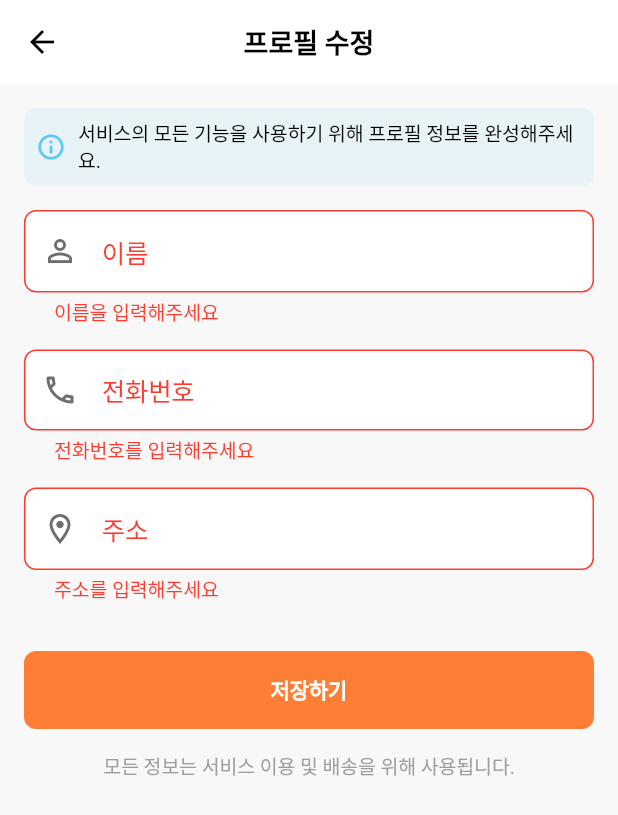
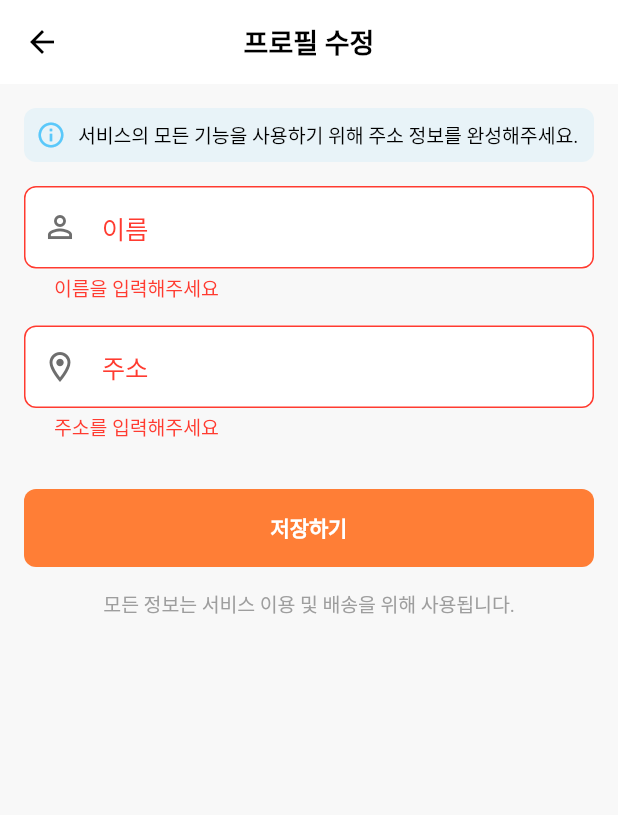
Before and after one commit to cherryberryyogurt/watchman-app-pjh, a Flutter app: the EditProfileScreen screen opened by its route, after a tap on "저장하기", on a phone screen of 412 x 824 dp. Shown: the top 815 px of the screen. Run offline on Flutter 3.47's test engine with Material 3 defaults, Android fonts, the phone set to English and light mode, and no system bars; our stand-ins replace cached_network_image, cloud_firestore, dots_indicator, equatable, firebase_auth, firebase_core and 8 more; missing offline and left inert: firebase_app_check; accounts and stored records are empty; generated files the repository leaves out were written again; Roboto replaces fonts that are missing (Pretendard); project files that could hold a hidden picture were left out.

Commit message:
프로필 편집에서 전화번호 수정 제거
- 전화번호는 읽기 전용으로만 표시
- 프로필 편집에서는 이름과 주소만 수정 가능
- 프로필 완성도는 주소 정보만으로 판단됨

```diff
--- a/lib/features/auth/screens/edit_profile_screen.dart
+++ b/lib/features/auth/screens/edit_profile_screen.dart
@@ -17,7 +17,6 @@ class EditProfileScreen extends ConsumerStatefulWidget {
 class _EditProfileScreenState extends ConsumerState<EditProfileScreen> {
   final _formKey = GlobalKey<FormState>();
   final _nameController = TextEditingController();
-  final _phoneController = TextEditingController();
   final _addressController = TextEditingController();
   String? _uid;
 
@@ -37,14 +36,12 @@ class _EditProfileScreenState extends ConsumerState<EditProfileScreen> {
       final user = state.user;
       if (user != null) {
         _nameController.text = user.name;
-        _phoneController.text = user.phoneNumber ?? '';
         _addressController.text = user.roadNameAddress ?? '';
         _uid = user.uid;
 
         // 프로필이 이미 완성되었는지 확인
         setState(() {
-          _isProfileComplete =
-              user.phoneNumber != null && user.roadNameAddress != null;
+          _isProfileComplete = user.roadNameAddress != null;
         });
       }
     });
@@ -53,7 +50,6 @@ class _EditProfileScreenState extends ConsumerState<EditProfileScreen> {
   @override
   void dispose() {
     _nameController.dispose();
-    _phoneController.dispose();
     _addressController.dispose();
     super.dispose();
   }
@@ -101,7 +97,7 @@ class _EditProfileScreenState extends ConsumerState<EditProfileScreen> {
                             const SizedBox(width: Dimensions.spacingSm),
                             Expanded(
                               child: Text(
-                                '서비스의 모든 기능을 사용하기 위해 프로필 정보를 완성해주세요.',
+                                '서비스의 모든 기능을 사용하기 위해 주소 정보를 완성해주세요.',
                                 style: TextStyles.bodySmall.copyWith(
                                   color: isDarkMode
                                       ? ColorPalette.textPrimaryDark
@@ -152,34 +148,6 @@ class _EditProfileScreenState extends ConsumerState<EditProfileScreen> {
                       validator: (value) {
                         if (value == null || value.isEmpty) {
                           return '이름을 입력해주세요';
-                        }
-                        return null;
-                      },
-                      enabled: !isLoading,
-                    ),
-                    const SizedBox(height: Dimensions.spacingMd),
-
-                    // 전화번호 필드
-                    TextFormField(
-                      controller: _phoneController,
-                      keyboardType: TextInputType.phone,
-                      decoration: InputDecoration(
-                        labelText: '전화번호',
-                        hintText: '010-0000-0000',
-                        prefixIcon: const Icon(Icons.phone_outlined),
-                        border: OutlineInputBorder(
-                          borderRadius:
-                              BorderRadius.circular(Dimensions.radiusSm),
-                        ),
-                      ),
-                      validator: (value) {
-                        if (value == null || value.isEmpty) {
-                          return '전화번호를 입력해주세요';
-                        }
-                        if (!RegExp(
-                                r'^01([0|1|6|7|8|9])-?([0-9]{3,4})-?([0-9]{4})$')
-                            .hasMatch(value)) {
-                          return '올바른 전화번호 형식이 아닙니다';
                         }
                         return null;
                       },
@@ -354,7 +322,6 @@ class _EditProfileScreenState extends ConsumerState<EditProfileScreen> {
       await ref.read(authProvider.notifier).updateUserProfile(
             uid: _uid!,
             name: _nameController.text.trim(),
-            phoneNumber: _phoneController.text.trim(),
             roadNameAddress:
                 verifiedRoadNameAddress ?? _addressController.text.trim(),
             locationAddress: verifiedLocationAddress,
--- a/lib/features/home/screens/home_screen.dart
+++ b/lib/features/home/screens/home_screen.dart
@@ -416,8 +416,7 @@ class _ProfileContent extends ConsumerWidget {
                   ),
 
                   // Profile completion reminder if needed
-                  if (user?.phoneNumber == null ||
-                      user?.roadNameAddress == null) ...[
+                  if (user?.roadNameAddress == null) ...[
                     const SizedBox(height: Dimensions.spacingLg),
                     Container(
                       padding: const EdgeInsets.all(Dimensions.paddingSm),
@@ -454,7 +453,7 @@ class _ProfileContent extends ConsumerWidget {
                           ),
                           const SizedBox(height: Dimensions.spacingSm),
                           Text(
-                            '서비스의 모든 기능을 사용하기 위해서는 연락처와 주소 정보가 필요합니다.',
+                            '서비스의 모든 기능을 사용하기 위해서는 주소 정보가 필요합니다.',
                             style: TextStyles.bodySmall.copyWith(
                               color: isDarkMode
                                   ? ColorPalette.textSecondaryDark
```
